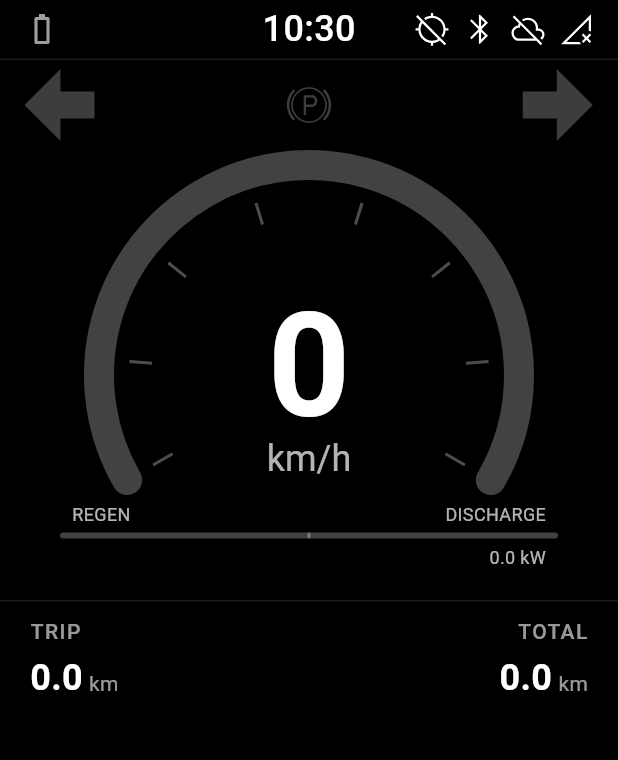
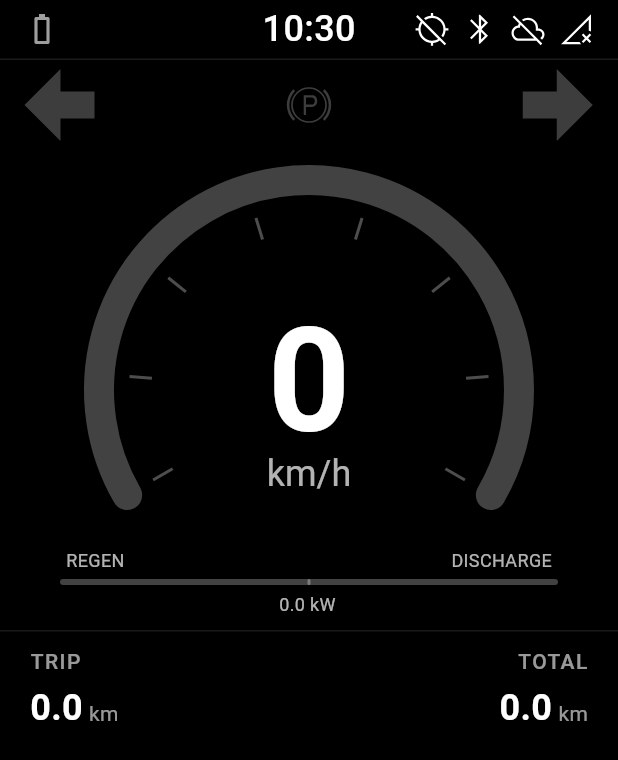
Before and after one commit to ligustah/scootui, a Flutter app: the screen it shows after launch, on a phone screen of 412 x 824 dp. Shown: the top 760 px of the screen. Run offline on Flutter 3.47's test engine with Material 3 defaults, Android fonts, the phone set to English and light mode, and no system bars; our stand-ins replace dio, equatable, flutter_bloc, flutter_map, flutter_svg, freezed_annotation and 4 more; missing offline and left inert: analyzer, build, flutter_map_animations, geojson_vi, mbtiles, rbush and 5 more.

Commit message:
feat: animate power bar

```diff
--- a/lib/screens/cluster_screen.dart
+++ b/lib/screens/cluster_screen.dart
@@ -105,7 +105,7 @@ class _ClusterScreenState extends State<ClusterScreen> {
 
                     // Power display at bottom of speedometer area
                     Positioned(
-                      bottom: 20,
+                      bottom: 10,
                       left: 40,
                       right: 40,
                       child: PowerDisplay(
@@ -118,7 +118,7 @@ class _ClusterScreenState extends State<ClusterScreen> {
 
               // Bottom area with trip/total distance
               Container(
-                height: 80,
+                height: 60,
                 decoration: BoxDecoration(
                   border: Border(
                     top: BorderSide(
--- a/lib/widgets/power/power_display.dart
+++ b/lib/widgets/power/power_display.dart
@@ -91,7 +91,7 @@ class _PowerDisplayState extends State<PowerDisplay> with SingleTickerProviderSt
           children: [
             // Labels
             Padding(
-              padding: const EdgeInsets.symmetric(horizontal: 8.0),
+              padding: const EdgeInsets.symmetric(horizontal: 4.0),
               child: Row(
                 mainAxisAlignment: MainAxisAlignment.spaceBetween,
                 children: [
@@ -114,15 +114,38 @@ class _PowerDisplayState extends State<PowerDisplay> with SingleTickerProviderSt
             ),
             const SizedBox(height: 4),
 
-            // Power bar container
             SizedBox(
-              height: 4,
+              height: 24, // Increased height to accommodate label
               child: LayoutBuilder(
                 builder: (context, constraints) {
                   final totalWidth = constraints.maxWidth;
                   final barWidth = totalWidth * progress * 0.5; // Half width for each direction
+                  final midThreshold = 0.15;
+
+                  // Calculate position for the power value label
+                  double labelPosition;
+                  if (powerKW.abs() <= midThreshold) {
+                    // When power is close to zero, center the label
+                    labelPosition = (totalWidth / 2) - barWidth - 20; // Half of approximate label width
+                  } else if (isRegenerating) {
+                    // For regenerating, position label at the left edge of the bar
+                    labelPosition = (totalWidth / 2) - barWidth - 20;
+                  } else {
+                    // For discharging, position label at the right edge of the bar
+                    labelPosition = (totalWidth / 2) + barWidth - 20; // 40 is approximate label width
+                  }
 
                   return Stack(
+                    clipBehavior: Clip.none,
+                    children: [
+                      // Bar positioned at the top
+                      Positioned(
+                        top: 0,
+                        left: 0,
+                        right: 0,
+                        child: SizedBox(
+                          height: 4,
+                          child: Stack(
                             alignment: Alignment.center,
                             children: [
                               // Background bar
@@ -162,19 +185,15 @@ class _PowerDisplayState extends State<PowerDisplay> with SingleTickerProviderSt
                                 ),
                               ),
                             ],
-                  );
-                },
                           ),
                         ),
-            const SizedBox(height: 4),
+                      ),
 
-            // Power value with animated text
-            Padding(
-              padding: const EdgeInsets.symmetric(horizontal: 8.0),
-              child: Row(
-                mainAxisAlignment: MainAxisAlignment.end,
-                children: [
-                  TweenAnimationBuilder<double>(
+                      // Power value with animated text (now positioned below the bar)
+                      Positioned(
+                        left: labelPosition.clamp(0, totalWidth - 40), // Prevent overflowing
+                        top: 8, // Position below the bar
+                        child: TweenAnimationBuilder<double>(
                           duration: const Duration(milliseconds: 500),
                           curve: Curves.easeOutCubic,
                           tween: Tween<double>(
@@ -191,7 +210,10 @@ class _PowerDisplayState extends State<PowerDisplay> with SingleTickerProviderSt
                             );
                           },
                         ),
+                      ),
                     ],
+                  );
+                },
               ),
             ),
           ],
```
Lines whose indentation alone changed are shown as unchanged.
